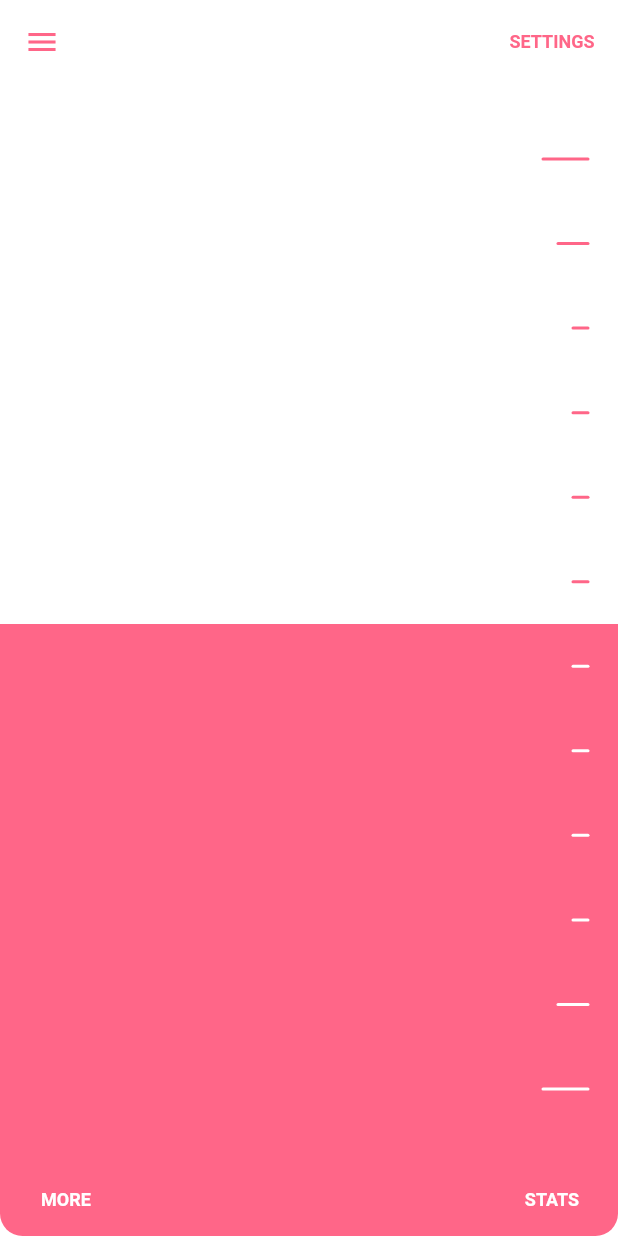
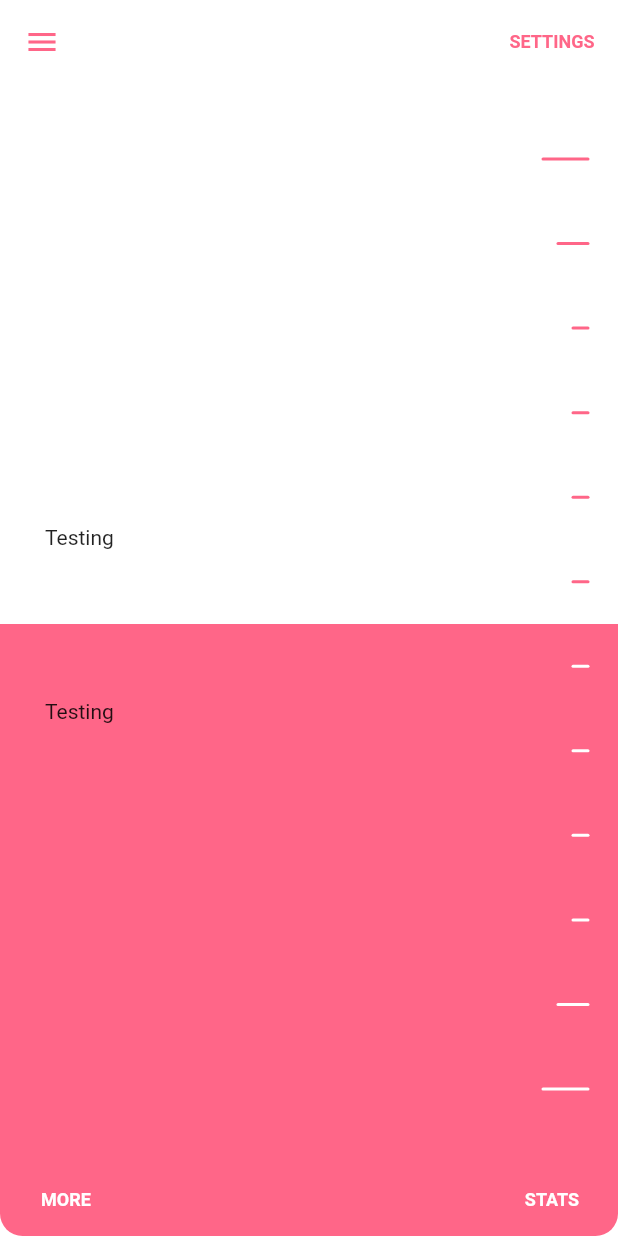
Before and after one commit to VinceChow/springy_slider, a Flutter app: the screen it shows after launch, on a phone screen of 412 x 824 dp. Run offline on Flutter 3.47's test engine with Material 2 defaults, Android fonts, the phone set to English and light mode, and no system bars.

Commit message:
Position both side word

```diff
--- a/lib/main.dart
+++ b/lib/main.dart
@@ -112,6 +112,10 @@ class SpringySlider extends StatefulWidget {
 }
 
 class _SpringySliderState extends State<SpringySlider> {
+  final double paddingTop = 50.0;
+  final double paddingBottom = 50.0;
+  final double sliderPercent = 0.5;
+
   @override
   Widget build(BuildContext context) {
     return Stack(
@@ -119,8 +123,8 @@ class _SpringySliderState extends State<SpringySlider> {
         SliderMarks(
           markCount: widget.markCount,
           color: widget.positiveColor,
-          paddingTop: 50.0,
-          paddingBottom: 50.0,
+          paddingTop: paddingTop,
+          paddingBottom: paddingBottom,
         ),
         ClipPath(
           clipper: SliderClipper(),
@@ -132,12 +136,46 @@ class _SpringySliderState extends State<SpringySlider> {
               SliderMarks(
                 markCount: widget.markCount,
                 color: widget.negativeColor,
-                paddingTop: 50.0,
-                paddingBottom: 50.0,
+                paddingTop: paddingTop,
+                paddingBottom: paddingBottom,
               ),
             ],
           ),
-        )
+        ),
+        Padding(
+          padding: EdgeInsets.only(
+            top: paddingTop,
+            bottom: paddingBottom,
+          ),
+          child: LayoutBuilder(
+            builder: (BuildContext context, BoxConstraints constraints) {
+              final height = constraints.maxHeight;
+              final sliderY = height * (1.0 - sliderPercent);
+
+              return Stack(
+                children: <Widget>[
+                  Positioned(
+                    left: 30.0,
+                    top: sliderY - 50.0,
+                    child: FractionalTranslation(
+                      translation: Offset(0.0, -1.0),
+                      child: Text(
+                        'Testing',
+                      ),
+                    ),
+                  ),
+                  Positioned(
+                    left: 30.0,
+                    top: sliderY + 50.0,
+                    child: Text(
+                      'Testing',
+                    ),
+                  ),
+                ],
+              );
+            },
+          ),
+        ),
       ],
     );
   }
```
